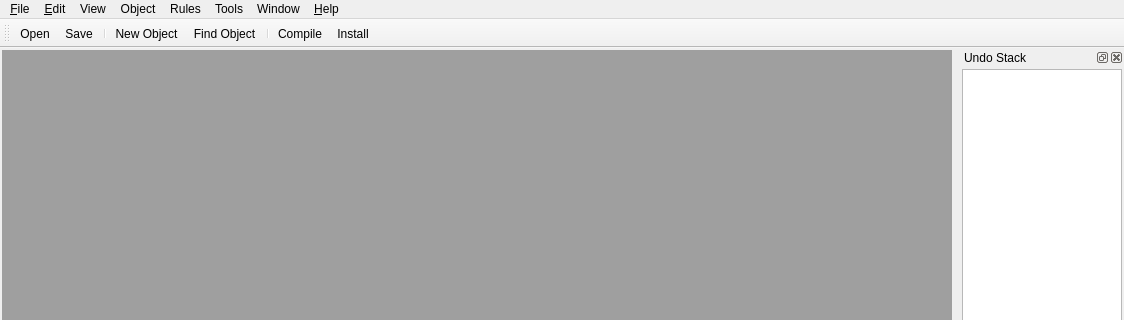
Qt form src/firewallfabrik/gui/ui/FWBMainWindow_q.ui (Linuxfabrik/firewallfabrik) before a commit; both pictures show x 0 to 1124 and y 0 to 320 of the 1124 by 846 pixel window.
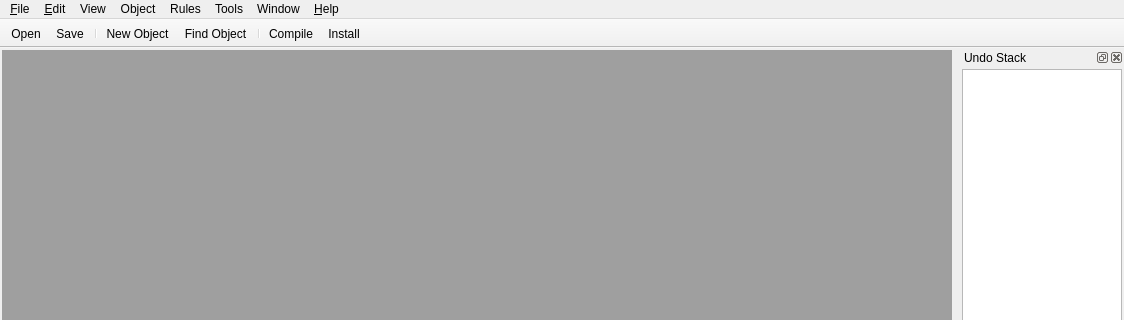
The same form after that commit. Icons and pictures are not drawn. Custom widgets are drawn as their Qt base class.

Commit message: feat(gui): add object tooltips, sync tree with editor, and fix file handling

```diff
--- a/src/firewallfabrik/gui/ui/FWBMainWindow_q.ui
+++ b/src/firewallfabrik/gui/ui/FWBMainWindow_q.ui
@@ -698,6 +698,9 @@
    </layout>
   </widget>
   <widget class="QToolBar" name="toolBar">
+   <property name="movable">
+    <bool>false</bool>
+   </property>
    <property name="orientation">
     <enum>Qt::Orientation::Horizontal</enum>
    </property>
```
The commit also changes 5 other files.
